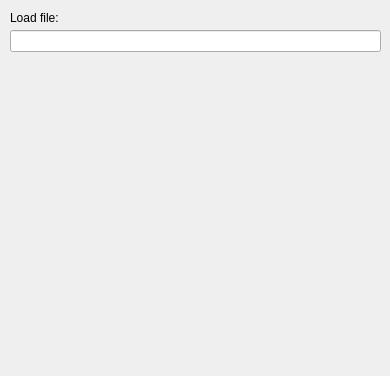
Before: the Qt Designer form qrastr/qrastr/formsettingsonloadfiles.ui in RastrW/samples, drawn with Qt 5.
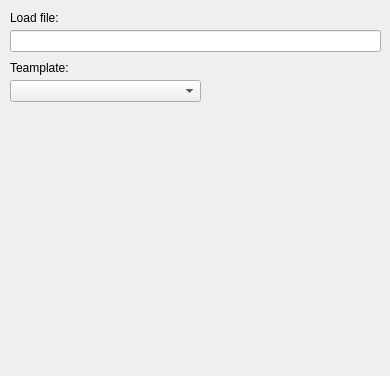
After: the same form once the commit is applied.

Commit message: add save/load setting for on_start_load_file_template

The edit to the form file:
```diff
--- a/qrastr/qrastr/formsettingsonloadfiles.ui
+++ b/qrastr/qrastr/formsettingsonloadfiles.ui
@@ -36,6 +36,29 @@
     <string>Load file:</string>
    </property>
   </widget>
+  <widget class="QComboBox" name="cbTemplate">
+   <property name="geometry">
+    <rect>
+     <x>10</x>
+     <y>80</y>
+     <width>191</width>
+     <height>22</height>
+    </rect>
+   </property>
+  </widget>
+  <widget class="QLabel" name="label_2">
+   <property name="geometry">
+    <rect>
+     <x>10</x>
+     <y>60</y>
+     <width>81</width>
+     <height>16</height>
+    </rect>
+   </property>
+   <property name="text">
+    <string>Teamplate:</string>
+   </property>
+  </widget>
  </widget>
  <resources/>
  <connections/>
```
The commit also changes 8 other files.
